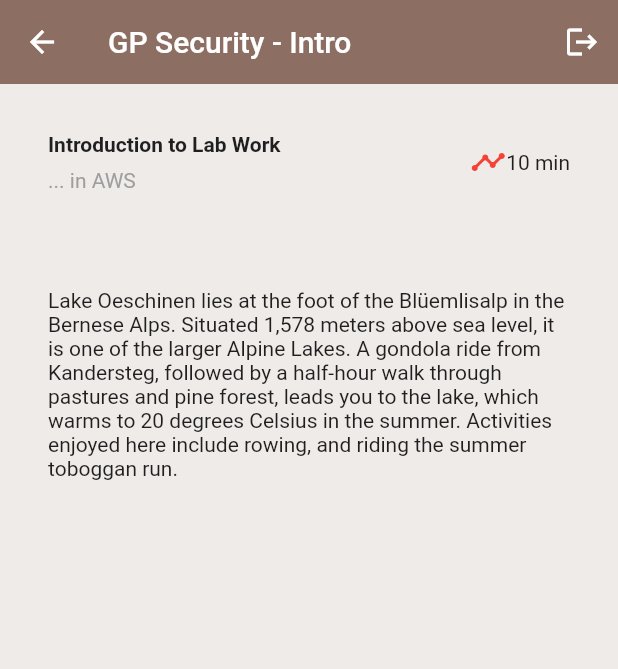
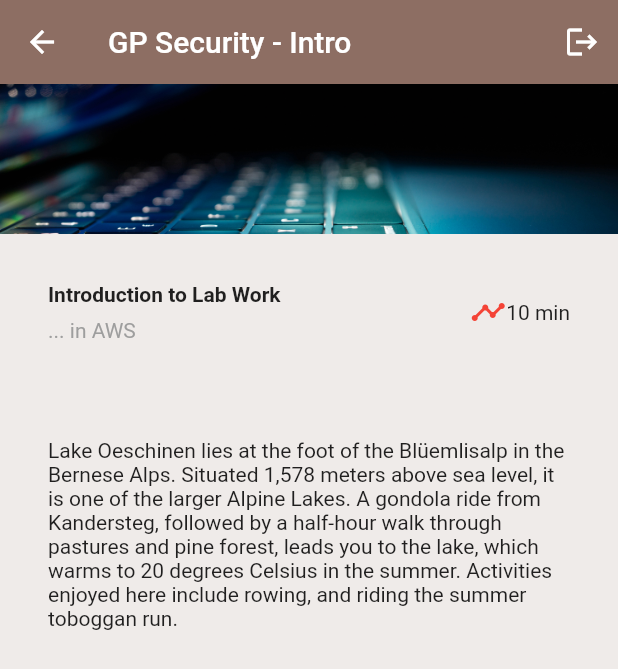
Before and after one commit to aseemsethi/gp_ent, a Flutter app: the Intro screen opened by its route, on a phone screen of 412 x 824 dp. Shown: the top 669 px of the screen. Run offline on Flutter 3.47's test engine with Material 2 defaults, Android fonts, the phone set to English and light mode, and no system bars; our stand-ins replace cloud_firestore, firebase_auth, firebase_core, flutter_spinkit; accounts and stored records are empty.

Commit message:
minor changes

```diff
--- a/lib/data/securityHdg.dart
+++ b/lib/data/securityHdg.dart
@@ -11,7 +11,7 @@ const TopHomeMenu = [
   ),
   securityHdg(
     id: 'level1',
-    title: 'Basic Security Tests',
+    title: 'Basic Tests',
     color: Colors.lightBlueAccent,
   ),
   securityHdg(
--- a/lib/labs/intro.dart
+++ b/lib/labs/intro.dart
@@ -26,8 +26,14 @@ class Intro extends StatelessWidget {
             ),
           ],
         ),
-        body: Column(
+        body: ListView(
           children: [
+            Image.asset(
+              'assets/images/one.jpeg',
+              width: 600,
+              height: 100,
+              fit: BoxFit.cover,
+            ),
             titleSection,
             textSection,
           ],
```
